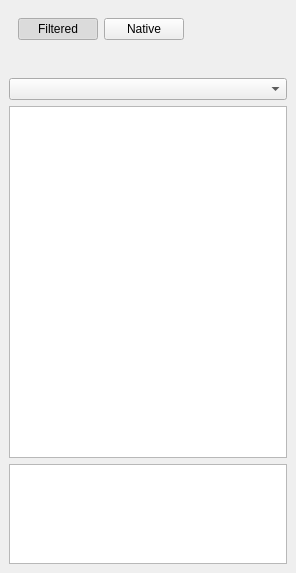
Old version of the form v2/branches/dev/monkey/src/xupmanager/gui/XUPProjectManager.ui in the repository testmana2/mks.
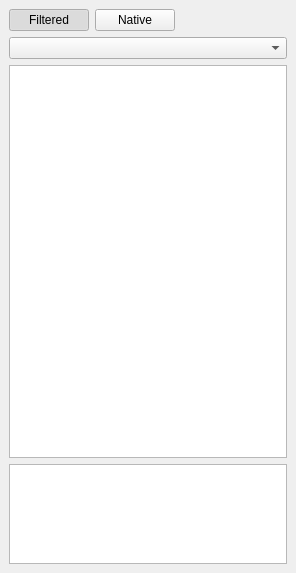
New version of the form. Icons and pictures are not drawn. Custom widgets are drawn as their Qt base class.

Commit message: Now use pDockWidgetTitleBar for stocking project manager actions ! resulting in space gained ! enjoy

```diff
--- a/v2/branches/dev/monkey/src/xupmanager/gui/XUPProjectManager.ui
+++ b/v2/branches/dev/monkey/src/xupmanager/gui/XUPProjectManager.ui
@@ -20,6 +20,9 @@
     <item>
      <widget class="QWidget" native="1" name="wDebug" >
       <layout class="QHBoxLayout" name="horizontalLayout" >
+       <property name="margin" >
+        <number>0</number>
+       </property>
        <item>
         <widget class="QPushButton" name="pbFiltered" >
          <property name="text" >
@@ -59,9 +62,6 @@
       </layout>
      </widget>
     </item>
-    <item>
-     <widget class="QToolBar" name="tbActions" />
-    </item>
     <item>
      <widget class="QComboBox" name="cbProjects" />
     </item>
```
Left out of the diff: 3 changed lines with no effect on the pictures. The commit also changes 1 other file.
